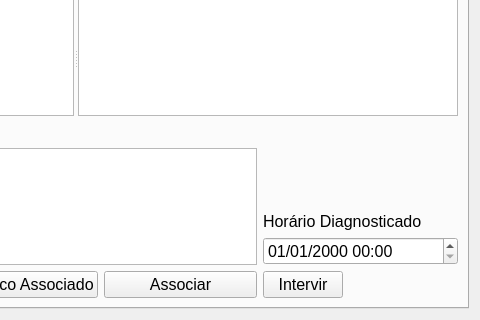
This is GUI/intake.ui in LCapanelli/RP3 as Qt 5 draws it before an edit; both pictures show x 329 to 809 and y 145 to 465 of the 809 by 465 pixel window. The edited form follows.
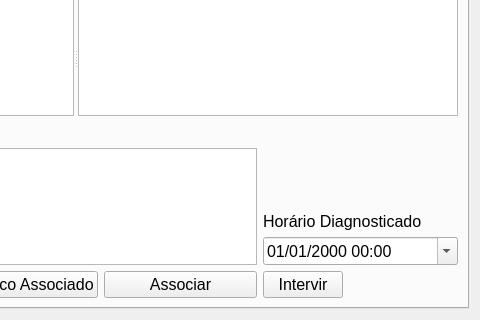
This is the edited form. The open tabs and pages were chosen to show the change.

Diff of the .ui file:
```diff
--- a/GUI/intake.ui
+++ b/GUI/intake.ui
@@ -564,6 +564,12 @@
            <property name="displayFormat">
             <string>dd/MM/yyyy HH:mm</string>
            </property>
+           <property name="calendarPopup">
+            <bool>true</bool>
+           </property>
+           <property name="timeSpec">
+            <enum>Qt::UTC</enum>
+           </property>
           </widget>
          </item>
         </layout>
```
Left out of the diff: 6 changed lines with no effect on the pictures.
